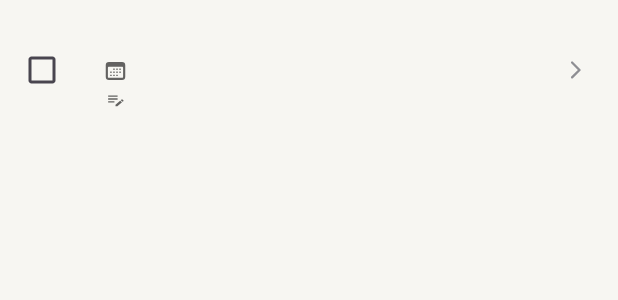
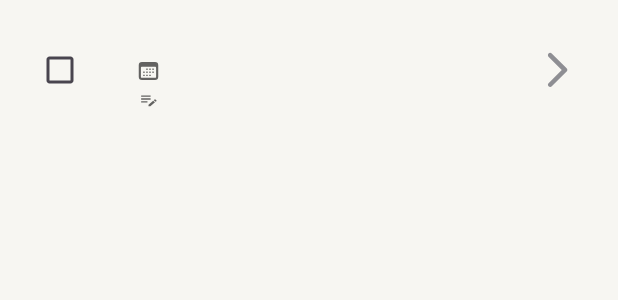
Before and after one commit to RomkaP0/TO-DO-App, an Android app: the layout todo_item.xml on its own in the app's theme, with its tools: preview values and no code run, on a phone screen of 412 x 824 dp. Shown: the top 300 px of the screen. Run offline under Robolectric (Android 15) with nearby library versions, the phone set to English and light mode, and no system bars.

```diff
--- a/app/src/main/res/layout/todo_item.xml
+++ b/app/src/main/res/layout/todo_item.xml
@@ -9,8 +9,8 @@
 
     <com.google.android.material.checkbox.MaterialCheckBox
         android:id="@+id/isCheckedTodo"
-        android:layout_width="24dp"
-        android:layout_height="24dp"
+        android:layout_width="@dimen/icon_size"
+        android:layout_height="@dimen/icon_size"
         app:layout_constraintBottom_toBottomOf="parent"
         app:layout_constraintStart_toStartOf="parent"
         app:layout_constraintTop_toTopOf="parent"
@@ -20,7 +20,7 @@
         android:id="@+id/importanceIcon"
         android:layout_width="wrap_content"
         android:layout_height="wrap_content"
-        android:layout_marginEnd="6dp"
+        android:layout_marginEnd="@dimen/spacing_xs"
         app:layout_constraintBottom_toBottomOf="parent"
         app:layout_constraintEnd_toStartOf="@+id/todoTextView"
         app:layout_constraintTop_toTopOf="parent"
@@ -30,8 +30,8 @@
         android:id="@+id/todoTextView"
         android:layout_width="0dp"
         android:layout_height="wrap_content"
-        android:layout_marginStart="30dp"
-        android:layout_marginEnd="16dp"
+        android:layout_marginStart="@dimen/spacing_xxl"
+        android:layout_marginEnd="@dimen/spacing_m"
         android:ellipsize="end"
         android:maxLines="3"
         app:layout_constraintEnd_toStartOf="@+id/imageView"
@@ -63,8 +63,8 @@
 
     <ImageView
         android:id="@+id/imageView"
-        android:layout_width="24dp"
-        android:layout_height="24dp"
+        android:layout_width="@dimen/icon_size"
+        android:layout_height="@dimen/icon_size"
         android:src="@drawable/ic_arrow_right"
         app:layout_constraintBottom_toBottomOf="parent"
         app:layout_constraintRight_toRightOf="parent"
--- a/app/src/main/res/values-night/themes.xml
+++ b/app/src/main/res/values-night/themes.xml
@@ -17,4 +17,5 @@
         <item name="colorPrimary">@color/primaryContainer</item>
         <item name="colorSurface">@color/background</item>
     </style>
+
 </resources>
--- /dev/null
+++ b/app/src/main/res/values/dimens.xml
@@ -0,0 +1,15 @@
+<?xml version="1.0" encoding="utf-8"?>
+<resources>
+    <dimen name="spacing_xxs">4dp</dimen>
+    <dimen name="spacing_xs">8dp</dimen>
+    <dimen name="spacing_xss">10dp</dimen>
+    <dimen name="spacing_s">12dp</dimen>
+    <dimen name="spacing_m">16dp</dimen>
+    <dimen name="spacing_l">20dp</dimen>
+    <dimen name="spacing_xl">24dp</dimen>
+    <dimen name="spacing_xxl">28dp</dimen>
+    <dimen name="spacing_xxl_2">32dp</dimen>
+    <dimen name="spacing_xxl_3">36dp</dimen>
+    <dimen name="icon_size">48dp</dimen>
+
+</resources>
```
Also changed, not shown: app/src/main/res/layout/fragment_add_edit_item.xml (+10 -10 lines), app/src/main/res/layout/fragment_todo_list.xml (+5 -5 lines).
